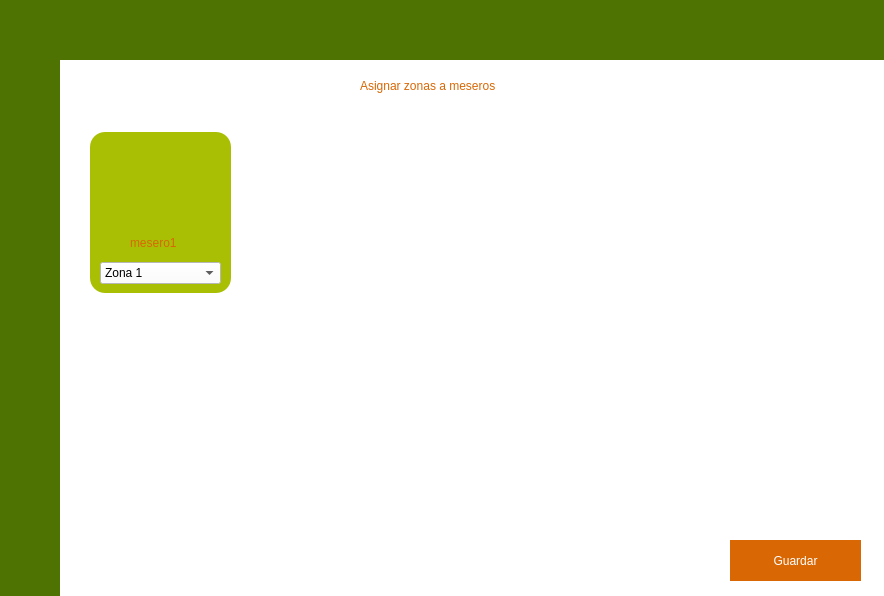
Old version of the form encargado.ui in the repository FernandoHS-0/Sabware.
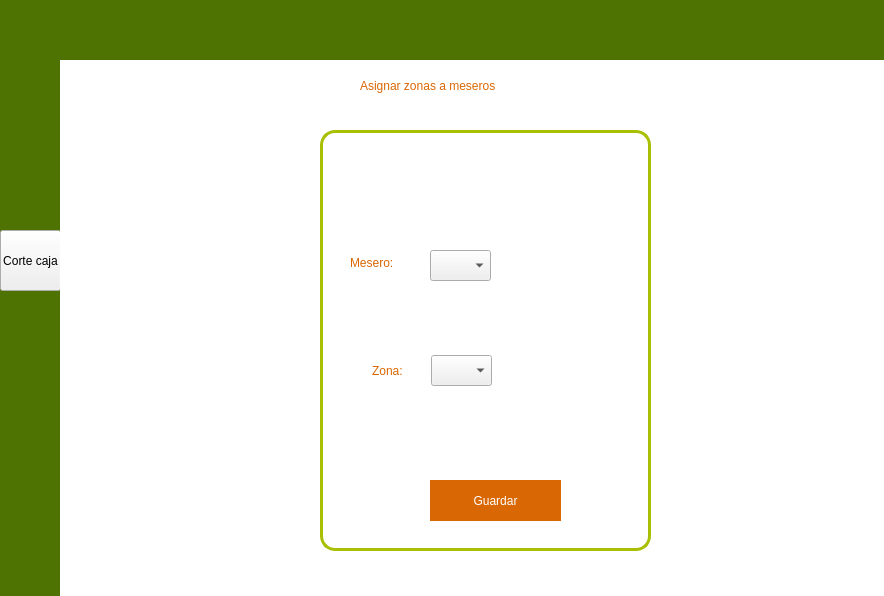
New version of the form. The open tabs and pages were chosen to show the change. Icons and pictures are not drawn.

Diff of the .ui file:
```diff
--- a/encargado.ui
+++ b/encargado.ui
@@ -97,6 +97,19 @@
      </size>
     </property>
    </widget>
+   <widget class="QPushButton" name="pushButton_3">
+    <property name="geometry">
+     <rect>
+      <x>0</x>
+      <y>230</y>
+      <width>61</width>
+      <height>61</height>
+     </rect>
+    </property>
+    <property name="text">
+     <string>Corte caja</string>
+    </property>
+   </widget>
   </widget>
   <widget class="QWidget" name="menuH" native="true">
    <property name="geometry">
@@ -144,7 +157,7 @@
     <string notr="true"/>
    </property>
    <property name="currentIndex">
-    <number>2</number>
+    <number>0</number>
    </property>
    <widget class="QWidget" name="asignarZona">
     <property name="styleSheet">
@@ -153,29 +166,47 @@
 	image: url(:/imagenes/img/LogoFaded.png);
 }</string>
     </property>
+    <widget class="QLabel" name="label">
+     <property name="geometry">
+      <rect>
+       <x>300</x>
+       <y>0</y>
+       <width>251</width>
+       <height>51</height>
+      </rect>
+     </property>
+     <property name="styleSheet">
+      <string notr="true">font: 16pt &quot;HelvLight&quot;;
+color: #D96704;</string>
+     </property>
+     <property name="text">
+      <string>Asignar zonas a meseros</string>
+     </property>
+    </widget>
     <widget class="QWidget" name="ficha1" native="true">
      <property name="geometry">
       <rect>
-       <x>30</x>
-       <y>72</y>
-       <width>141</width>
-       <height>161</height>
+       <x>260</x>
+       <y>70</y>
+       <width>331</width>
+       <height>421</height>
       </rect>
      </property>
      <property name="styleSheet">
       <string notr="true">#ficha1{
 	border-radius: 15px;
-	background-color: #A9BF04;
+	border:3px solid #A9BF04;
+	background-color: white;
 }
 </string>
      </property>
-     <widget class="QComboBox" name="zonaF1">
+     <widget class="QComboBox" name="cmbZona">
       <property name="geometry">
        <rect>
-        <x>10</x>
-        <y>130</y>
-        <width>121</width>
-        <height>22</height>
+        <x>111</x>
+        <y>225</y>
+        <width>61</width>
+        <height>31</height>
        </rect>
       </property>
       <property name="styleSheet">
@@ -186,27 +217,12 @@
 	font: 10pt &quot;HelvLight&quot;;
 }</string>
       </property>
-      <item>
-       <property name="text">
-        <string>Zona 1</string>
-       </property>
-      </item>
-      <item>
-       <property name="text">
-        <string>Zona 2</string>
-       </property>
-      </item>
-      <item>
-       <property name="text">
-        <string>Zona 3</string>
-       </property>
-      </item>
      </widget>
      <widget class="QPushButton" name="usrIcon1">
       <property name="geometry">
        <rect>
-        <x>20</x>
-        <y>10</y>
+        <x>123</x>
+        <y>15</y>
         <width>101</width>
         <height>101</height>
        </rect>
@@ -222,46 +238,99 @@
        <string/>
       </property>
      </widget>
+     <widget class="QLabel" name="nombreM">
+      <property name="geometry">
+       <rect>
+        <x>30</x>
+        <y>159</y>
+        <width>281</width>
+        <height>41</height>
+       </rect>
+      </property>
+      <property name="styleSheet">
+       <string notr="true">font: 18pt &quot;HelvLight&quot;;
+color: black;</string>
+      </property>
+      <property name="text">
+       <string/>
+      </property>
+     </widget>
      <widget class="QLabel" name="label_2">
       <property name="geometry">
        <rect>
-        <x>40</x>
-        <y>100</y>
-        <width>61</width>
+        <x>30</x>
+        <y>122</y>
+        <width>81</width>
         <height>21</height>
        </rect>
       </property>
       <property name="styleSheet">
-       <string notr="true">font: 12pt &quot;HelvLight&quot;;
-color: #D96704;</string>
+       <string notr="true">font: 16pt &quot;HelvLight&quot;;
+color: #D96704;
+</string>
       </property>
       <property name="text">
-       <string>mesero1</string>
+       <string>Mesero:</string>
       </property>
      </widget>
-    </widget>
-    <widget class="QLabel" name="label">
+     <widget class="QComboBox" name="cmbMeseros">
+      <property name="geometry">
+       <rect>
+        <x>110</x>
+        <y>120</y>
+        <width>61</width>
+        <height>31</height>
+       </rect>
+      </property>
+      <property name="styleSheet">
+       <string notr="true">#zonaF1{
+	background-color: white;
+	border-right: 2px solid #D96704;
+	border-bottom: 2px solid #D96704;
+	font: 10pt &quot;HelvLight&quot;;
+}</string>
+      </property>
+     </widget>
+     <widget class="QLabel" name="label_12">
      <property name="geometry">
       <rect>
-       <x>300</x>
-       <y>0</y>
-       <width>251</width>
-       <height>51</height>
+        <x>52</x>
+        <y>230</y>
+        <width>61</width>
+        <height>21</height>
       </rect>
      </property>
      <property name="styleSheet">
       <string notr="true">font: 16pt &quot;HelvLight&quot;;
-color: #D96704;</string>
+color: #D96704;
+</string>
      </property>
      <property name="text">
-      <string>Asignar zonas a meseros</string>
+       <string>Zona:</string>
+      </property>
+     </widget>
+     <widget class="QLabel" name="nombreZ">
+      <property name="geometry">
+       <rect>
+        <x>30</x>
+        <y>269</y>
+        <width>281</width>
+        <height>41</height>
+       </rect>
+      </property>
+      <property name="styleSheet">
+       <string notr="true">font: 18pt &quot;HelvLight&quot;;
+color: black;</string>
+      </property>
+      <property name="text">
+       <string/>
      </property>
     </widget>
     <widget class="QPushButton" name="btnGuardar">
      <property name="geometry">
       <rect>
-       <x>670</x>
-       <y>480</y>
+        <x>110</x>
+        <y>350</y>
        <width>131</width>
        <height>41</height>
       </rect>
@@ -281,6 +350,7 @@
      <property name="text">
       <string>Guardar</string>
      </property>
+     </widget>
     </widget>
    </widget>
    <widget class="QWidget" name="pagina2">
```
Lines whose indentation alone changed are shown as unchanged.
